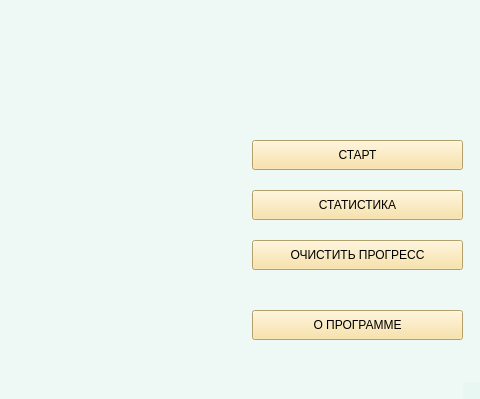
This is main.ui in CicadaInc/biostat as Qt 5 draws it before an edit; both pictures show x 318 to 798 and y 100 to 499 of the 798 by 499 pixel window. The edited form follows.
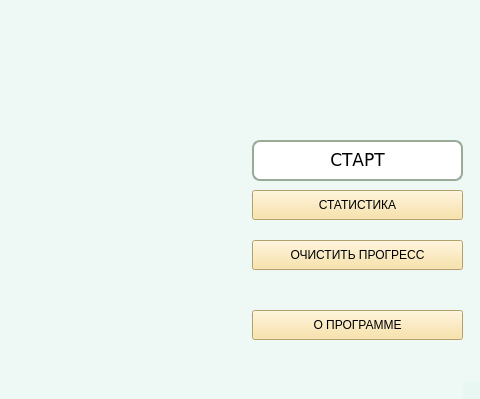
This is the edited form.

Diff of the .ui file:
```diff
--- a/main.ui
+++ b/main.ui
@@ -23,17 +23,42 @@
       <x>570</x>
       <y>240</y>
       <width>211</width>
-      <height>30</height>
+      <height>41</height>
      </rect>
     </property>
+    <property name="font">
+     <font>
+      <family>verdana</family>
+      <pointsize>13</pointsize>
+      <weight>50</weight>
+      <italic>false</italic>
+      <bold>false</bold>
+     </font>
+    </property>
+    <property name="cursor">
+     <cursorShape>PointingHandCursor</cursorShape>
+    </property>
+    <property name="mouseTracking">
+     <bool>true</bool>
+    </property>
+    <property name="tabletTracking">
+     <bool>true</bool>
+    </property>
     <property name="styleSheet">
-     <string notr="true">font: 13pt &quot;Constantia&quot;;
-background-color: rgb(249, 222, 149);
-</string>
+     <string notr="true">font: 13pt &quot;verdana&quot;;
+/*background-color: rgb(249, 222, 149);*/
+background-color: rgb(255, 255, 255);
+border-radius: 8px;
+border: 2px solid #9a9;
+box-shadow: 4px 4px 4px rgba(8, 8, 8, 0.5);
+selection-color: rgb(170, 255, 127);</string>
     </property>
     <property name="text">
      <string>СТАРТ</string>
     </property>
+    <property name="flat">
+     <bool>true</bool>
+    </property>
    </widget>
    <widget class="QPushButton" name="pushStatistic">
     <property name="geometry">
@@ -46,7 +71,7 @@
     </property>
     <property name="styleSheet">
      <string notr="true">font: 13pt &quot;Constantia&quot;;
-background-color: rgb(249, 222, 150);
+background-color: rgb(249, 222, 149);
 </string>
     </property>
     <property name="text">
```
Left out of the diff: 4 changed lines with no effect on the pictures.
